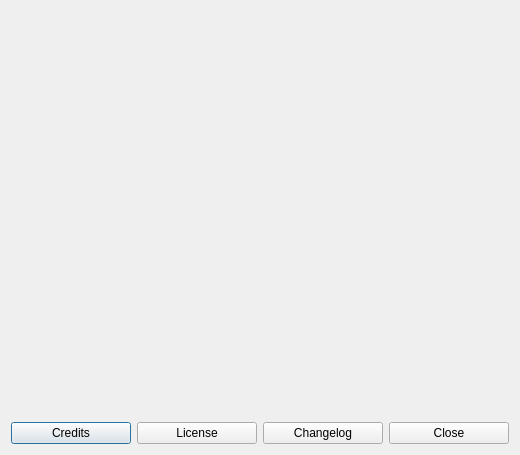
Qt form view/ui/about.ui (TreOne/Arkham-Horror-Decker-v2) before a commit.
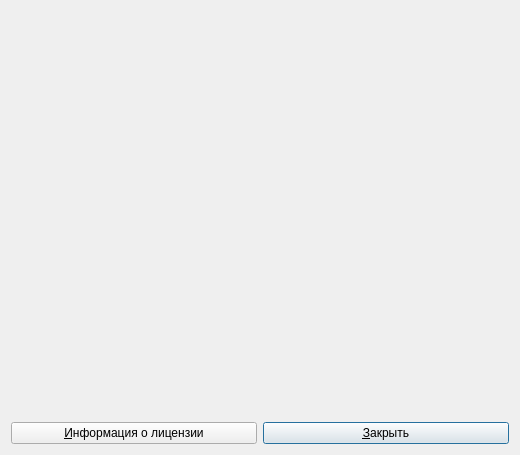
The same form after that commit. Icons and pictures are not drawn.

The edit to the form file:
```diff
--- a/view/ui/about.ui
+++ b/view/ui/about.ui
@@ -10,6 +10,12 @@
     <height>455</height>
    </rect>
   </property>
+  <property name="sizePolicy">
+   <sizepolicy hsizetype="MinimumExpanding" vsizetype="Preferred">
+    <horstretch>0</horstretch>
+    <verstretch>0</verstretch>
+   </sizepolicy>
+  </property>
   <property name="maximumSize">
    <size>
     <width>620</width>
@@ -90,30 +96,28 @@
      <item>
       <layout class="QHBoxLayout" name="horizontalLayout">
        <item>
-        <widget class="QPushButton" name="btncredit">
-         <property name="text">
-          <string>Credits</string>
+        <widget class="QPushButton" name="btn_license">
+         <property name="locale">
+          <locale language="Russian" country="Russia"/>
          </property>
-        </widget>
-       </item>
-       <item>
-        <widget class="QPushButton" name="btnlicense">
          <property name="text">
-          <string>License</string>
+          <string>&amp;Информация о лицензии</string>
          </property>
-        </widget>
-       </item>
-       <item>
-        <widget class="QPushButton" name="btnchangelog">
-         <property name="text">
-          <string>Changelog</string>
+         <property name="autoDefault">
+          <bool>false</bool>
          </property>
         </widget>
        </item>
        <item>
         <widget class="QPushButton" name="pushButton_3">
          <property name="text">
-          <string>Close</string>
+          <string>&amp;Закрыть</string>
+         </property>
+         <property name="shortcut">
+          <string>Ctrl+Q</string>
+         </property>
+         <property name="default">
+          <bool>true</bool>
          </property>
         </widget>
        </item>
```
Left out of the diff: 33 changed lines with no effect on the pictures.
